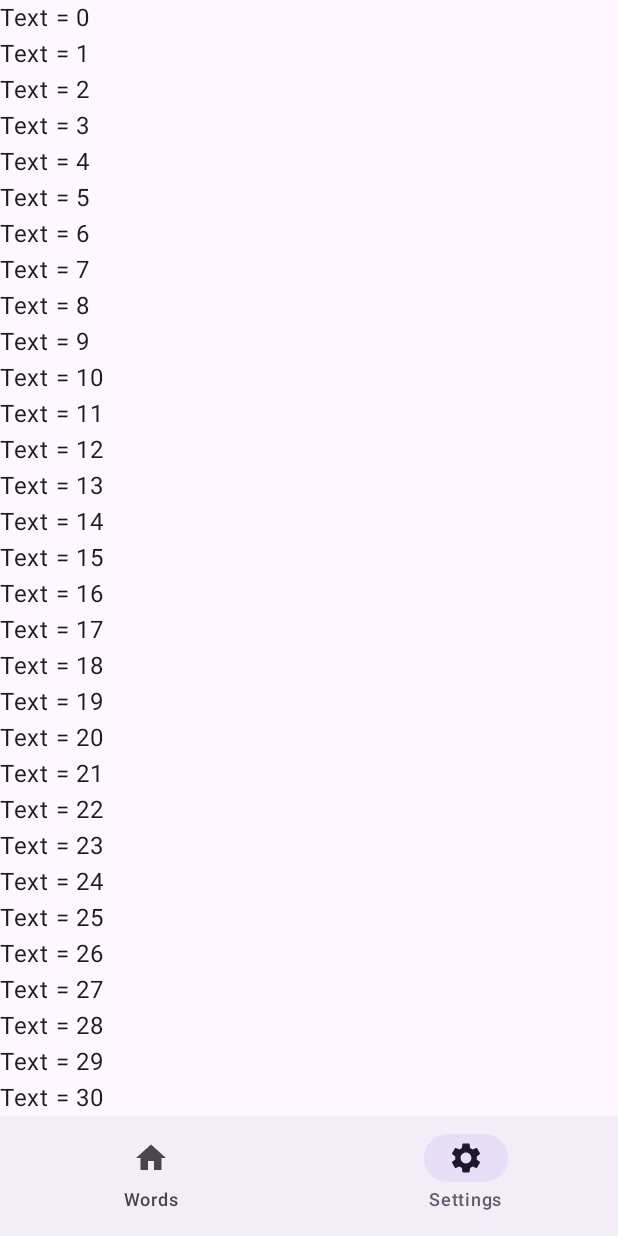
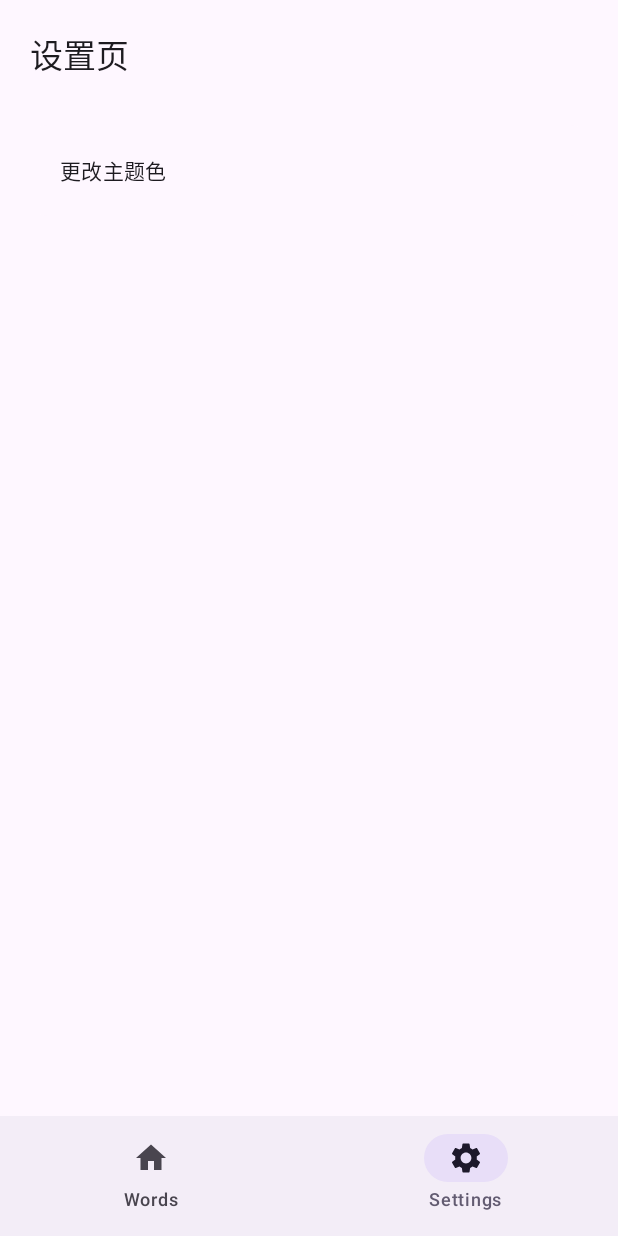
Before and after one commit to Shadowmirror/JianZhouCat, an Android app built with Jetpack Compose: the screen it shows after launch (MainActivity), item 2 of the bottom bar chosen, on a phone screen of 412 x 824 dp. Run offline under Robolectric (Android 15) with nearby library versions, the phone set to English and light mode, and no system bars; our stand-ins replace Dagger/Hilt's generated code, Room's generated code; libraries missing offline, so code that uses them is left out: com.materialkolor.rememberDynamicColorScheme; 2 statements that could not run were skipped.

Commit message:
feature: 添加调色盘，添加动态切换主题色功能

```diff
--- a/app/build.gradle.kts
+++ b/app/build.gradle.kts
@@ -58,7 +58,7 @@ dependencies {
 
     // Jetpack Compose integration
     implementation("androidx.navigation:navigation-compose:$nav_version")
-
+    implementation("com.materialkolor:material-kolor:3.0.0-alpha04")
 
     implementation(libs.androidx.core.ktx)
     implementation(libs.androidx.lifecycle.runtime.ktx)
--- a/app/src/main/AndroidManifest.xml
+++ b/app/src/main/AndroidManifest.xml
@@ -14,7 +14,7 @@
         android:theme="@style/Theme.JianZhouCat"
         tools:targetApi="31">
         <activity
-            android:name=".MainActivity"
+            android:name=".feature.screen.main.page.MainActivity"
             android:exported="true"
             android:label="@string/app_name"
             android:theme="@style/Theme.JianZhouCat">
--- a/app/src/main/java/miao/kmirror/jianzhoucat/feature/screen/AppNavigation.kt
+++ b/app/src/main/java/miao/kmirror/jianzhoucat/feature/screen/AppNavigation.kt
@@ -29,5 +29,6 @@ fun AppNavigation() {
 
 @Serializable
 object SplashNav
+
 @Serializable
 object MainNav
--- a/app/src/main/java/miao/kmirror/jianzhoucat/MainActivity.kt
+++ b/app/src/main/java/miao/kmirror/jianzhoucat/feature/screen/main/page/MainActivity.kt
@@ -1,27 +1,36 @@
-package miao.kmirror.jianzhoucat
+package miao.kmirror.jianzhoucat.feature.screen.main.page
 
 import android.os.Bundle
 import androidx.activity.ComponentActivity
 import androidx.activity.compose.setContent
 import androidx.activity.enableEdgeToEdge
+import androidx.activity.viewModels
 import androidx.compose.foundation.layout.Box
 import androidx.compose.foundation.layout.fillMaxSize
+import androidx.compose.runtime.collectAsState
+import androidx.compose.runtime.getValue
 import androidx.compose.ui.Modifier
 import dagger.hilt.android.AndroidEntryPoint
 import miao.kmirror.jianzhoucat.feature.screen.AppNavigation
 import miao.kmirror.jianzhoucat.feature.screen.global.component.GlobalToastHost
+import miao.kmirror.jianzhoucat.feature.screen.main.viewmodel.MainAtyViewModel
 import miao.kmirror.jianzhoucat.ui.theme.JianZhouCatTheme
-
 
 @AndroidEntryPoint
 class MainActivity : ComponentActivity() {
+
+    private val mainAtyViewModel by viewModels<MainAtyViewModel>()
 
     override fun onCreate(savedInstanceState: Bundle?) {
         super.onCreate(savedInstanceState)
         enableEdgeToEdge()
         setContent {
-            JianZhouCatTheme {
-                Box(modifier = Modifier.fillMaxSize()) {
+            val seedColor by mainAtyViewModel.seedColor.collectAsState()
+
+            JianZhouCatTheme(
+                seedColor = seedColor
+            ) {
+                Box(modifier = Modifier.Companion.fillMaxSize()) {
                     AppNavigation()
                     GlobalToastHost()
                 }
--- /dev/null
+++ b/app/src/main/java/miao/kmirror/jianzhoucat/feature/screen/main/viewmodel/MainAtyViewModel.kt
@@ -0,0 +1,29 @@
+package miao.kmirror.jianzhoucat.feature.screen.main.viewmodel
+
+import android.util.Log
+import androidx.compose.ui.graphics.Color
+import androidx.lifecycle.ViewModel
+import dagger.hilt.android.lifecycle.HiltViewModel
+import kotlinx.coroutines.flow.MutableStateFlow
+import kotlinx.coroutines.flow.StateFlow
+import kotlinx.coroutines.flow.asStateFlow
+import javax.inject.Inject
+import kotlin.random.Random
+
+@HiltViewModel
+class MainAtyViewModel @Inject constructor() : ViewModel() {
+    private val _seedColor = MutableStateFlow<Color>(Color(0xFFFF0000))
+    val seedColor: StateFlow<Color> = _seedColor.asStateFlow()
+
+    fun setSeedColor(color: Color) {
+        Log.i("KmirrorTag", "setSeedColor: color alpha = ${color.alpha}, red = ${color.red}, green = ${color.green}, blue = ${color.blue}")
+        _seedColor.value = color
+    }
+
+    fun randomColor(): Color {
+        val red = Random.nextInt(256)
+        val green = Random.nextInt(256)
+        val blue = Random.nextInt(256)
+        return Color(red, green, blue)
+    }
+}
--- a/app/src/main/java/miao/kmirror/jianzhoucat/feature/screen/setting/page/SettingScreen.kt
+++ b/app/src/main/java/miao/kmirror/jianzhoucat/feature/screen/setting/page/SettingScreen.kt
@@ -1,35 +1,139 @@
 package miao.kmirror.jianzhoucat.feature.screen.setting.page
 
+import android.annotation.SuppressLint
 import android.util.Log
+import androidx.compose.foundation.clickable
 import androidx.compose.foundation.layout.Box
+import androidx.compose.foundation.layout.Column
+import androidx.compose.foundation.layout.Spacer
+import androidx.compose.foundation.layout.aspectRatio
 import androidx.compose.foundation.layout.fillMaxSize
 import androidx.compose.foundation.layout.fillMaxWidth
+import androidx.compose.foundation.layout.height
+import androidx.compose.foundation.layout.padding
+import androidx.compose.foundation.layout.wrapContentHeight
 import androidx.compose.foundation.lazy.LazyColumn
+import androidx.compose.material3.Card
+import androidx.compose.material3.CardDefaults
+import androidx.compose.material3.MaterialTheme
 import androidx.compose.material3.Text
 import androidx.compose.runtime.Composable
-import androidx.compose.runtime.LaunchedEffect
+import androidx.compose.runtime.getValue
+import androidx.compose.runtime.mutableStateOf
+import androidx.compose.runtime.remember
+import androidx.compose.runtime.setValue
 import androidx.compose.ui.Alignment
 import androidx.compose.ui.Modifier
+import androidx.compose.ui.platform.LocalContext
+import androidx.compose.ui.tooling.preview.Preview
+import androidx.compose.ui.unit.dp
+import androidx.compose.ui.window.Dialog
+import androidx.compose.ui.window.DialogProperties
+import androidx.hilt.navigation.compose.hiltViewModel
+import miao.kmirror.jianzhoucat.feature.component.HsvColorPicker
+import miao.kmirror.jianzhoucat.feature.screen.main.page.MainActivity
+import miao.kmirror.jianzhoucat.feature.screen.main.viewmodel.MainAtyViewModel
 
+@SuppressLint("ContextCastToActivity")
+@Preview(showBackground = true)
 @Composable
 fun SettingScreen() {
-    LaunchedEffect(Unit) {
-        Log.i("KmirrorTag", "SettingScreen: ")
+    val activity = LocalContext.current as MainActivity
+    val mainAtyViewModel: MainAtyViewModel = hiltViewModel(activity)
+
+
+    var isShowChangeThemeColorDialog by remember { mutableStateOf(false) }
+    if (isShowChangeThemeColorDialog) {
+        ChangeThemeColorDialog(onDismiss = { isShowChangeThemeColorDialog = false })
     }
-    Box(
-        contentAlignment = Alignment.Center,
+
+    Column(
         modifier = Modifier.fillMaxSize()
     ) {
+        Text(
+            text = "设置页",
+            style = MaterialTheme.typography.titleLarge,
+            modifier = Modifier
+                .padding(20.dp)
+                .fillMaxWidth()
+        )
         LazyColumn(
             modifier = Modifier.fillMaxWidth()
         ) {
             item {
-                repeat(100) {
-                    Text(
-                        text = "Text = $it"
-                    )
+                Spacer(modifier = Modifier.height(10.dp))
+                CardItem(text = "更改主题色") {
+                    mainAtyViewModel.setSeedColor(mainAtyViewModel.randomColor())
                 }
             }
         }
     }
 }
+
+@Preview()
+@Composable
+private fun CardItem(
+    text: String = "设置页 Item",
+    onClick: () -> Unit = {}
+) {
+
+    Card(
+        colors = CardDefaults.cardColors(
+            containerColor = MaterialTheme.colorScheme.surface,
+            contentColor = MaterialTheme.colorScheme.onSurface,
+            disabledContainerColor = MaterialTheme.colorScheme.surfaceVariant,
+            disabledContentColor = MaterialTheme.colorScheme.onSurfaceVariant,
+        ),
+        modifier = Modifier
+            .padding(horizontal = 20.dp)
+            .padding(bottom = 20.dp)
+            .fillMaxWidth()
+            .wrapContentHeight()
+            .clickable { onClick() }
+    ) {
+        Spacer(modifier = Modifier.height(20.dp))
+        Text(
+            text = text,
+            style = MaterialTheme.typography.bodyMedium,
+            color = MaterialTheme.colorScheme.onSurface,
+            modifier = Modifier.padding(horizontal = 20.dp)
+        )
+        Spacer(modifier = Modifier.height(20.dp))
+    }
+}
+
+@Preview(showBackground = true)
+@Composable
+private fun ChangeThemeColorDialog(
+    onDismiss: () -> Unit = {}
+) {
+    Dialog(
+        onDismissRequest = onDismiss,
+        properties = DialogProperties(
+            dismissOnBackPress = true,
+            dismissOnClickOutside = true,
+            usePlatformDefaultWidth = true
+        )
+    ) {
+        Text("喵喵喵")
+    }
+}
+
+@Preview(showBackground = true)
+@Composable
+private fun HsvColorPickerPreview() {
+    Box(
+        contentAlignment = Alignment.Center,
+        modifier = Modifier.fillMaxSize()
+    ) {
+
+        HsvColorPicker(
+            modifier = Modifier
+                .fillMaxWidth(0.75f)
+                .aspectRatio(1f)
+        ) { color ->
+            Log.i("KmirrorTag", "HsvColorPickerPreview: color alpha = ${color.alpha}, red = ${color.red}, green = ${color.green}, blue = ${color.blue}")
+        }
+
+    }
+}
--- a/app/src/main/java/miao/kmirror/jianzhoucat/ui/theme/Theme.kt
+++ b/app/src/main/java/miao/kmirror/jianzhoucat/ui/theme/Theme.kt
@@ -1,16 +1,13 @@
 package miao.kmirror.jianzhoucat.ui.theme
 
-import android.os.Build
 import androidx.compose.foundation.isSystemInDarkTheme
 import androidx.compose.material3.MaterialTheme
 import androidx.compose.material3.darkColorScheme
-import androidx.compose.material3.dynamicDarkColorScheme
-import androidx.compose.material3.dynamicLightColorScheme
 import androidx.compose.material3.lightColorScheme
 import androidx.compose.runtime.Composable
 import androidx.compose.runtime.Immutable
 import androidx.compose.ui.graphics.Color
-import androidx.compose.ui.platform.LocalContext
+import com.materialkolor.rememberDynamicColorScheme
 
 private val lightScheme = lightColorScheme(
     primary = primaryLight, // 主色：用于主按钮、FAB、进度条等
@@ -114,20 +111,23 @@ val unspecified_scheme = ColorFamily(
 
 @Composable
 fun JianZhouCatTheme(
+    seedColor: Color,
     darkTheme: Boolean = isSystemInDarkTheme(),
     // Dynamic color is available on Android 12+
     dynamicColor: Boolean = false,
     content: @Composable () -> Unit
 ) {
-    val colorScheme = when {
-        dynamicColor && Build.VERSION.SDK_INT >= Build.VERSION_CODES.S -> {
-            val context = LocalContext.current
-            if (darkTheme) dynamicDarkColorScheme(context) else dynamicLightColorScheme(context)
-        }
+    val colorScheme = rememberDynamicColorScheme(seedColor = seedColor, isDark = darkTheme)
 
-        darkTheme -> darkScheme
-        else -> lightScheme
-    }
+//    val colorScheme = when {
+//        dynamicColor && Build.VERSION.SDK_INT >= Build.VERSION_CODES.S -> {
+//            val context = LocalContext.current
+//            if (darkTheme) dynamicDarkColorScheme(context) else dynamicLightColorScheme(context)
+//        }
+//
+//        darkTheme -> darkScheme
+//        else -> lightScheme
+//    }
 
     MaterialTheme(
         colorScheme = colorScheme,
```
Also changed, not shown: app/src/main/java/miao/kmirror/jianzhoucat/feature/component/HsvColorPicker.kt (added, +186 -0 lines).
